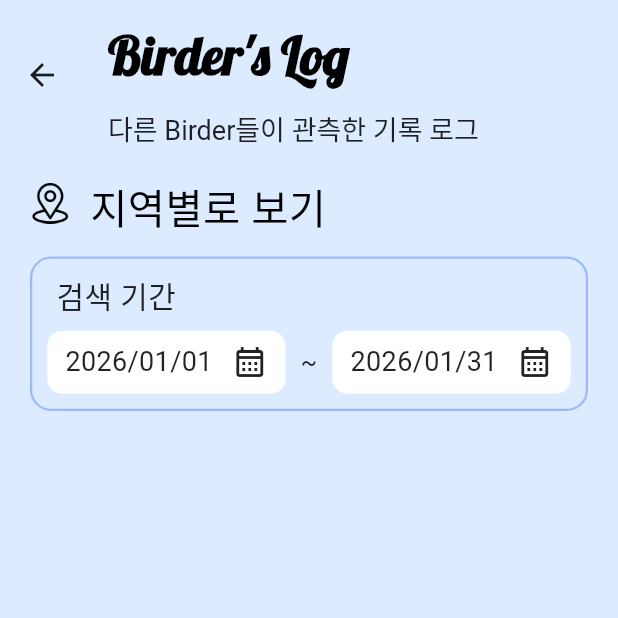
After one commit to jun-glitch/JL, a Flutter app: the BirdersLogArea screen opened directly, after a tap on "임시", on a phone screen of 412 x 824 dp, the top half of it. The commit adds this screen. Run offline on Flutter 3.47's test engine with Material 3 defaults, Android fonts, the phone set to English and light mode, and no system bars; our stand-ins replace dio, flutter_map, google_fonts, image_picker, latlong2, shared_preferences; missing offline and left inert: flutter_map_geojson; accounts and stored records are empty; Roboto replaces fonts that are missing (Jua).

Commit message:
지역별로 보기 결과화면 추가

```diff
--- a/birder_frontend/lib/screens/bird_tile.dart
+++ b/birder_frontend/lib/screens/bird_tile.dart
@@ -26,7 +26,7 @@ class BirdTile extends StatelessWidget {
             child: ClipRRect(
               borderRadius: BorderRadius.circular(8),
               child: Container(
-                color: Colors.grey.shade300, // ✅ 회색 상자
+                color: Colors.grey.shade300, // 회색 상자
                 alignment: Alignment.center,
                 child: canOpen
                     ? const Icon(Icons.check_circle_outline) // 발견 표시(선택)
--- a/birder_frontend/lib/screens/birders_log_area.dart
+++ b/birder_frontend/lib/screens/birders_log_area.dart
@@ -1,3 +1,4 @@
+import 'package:birder_frontend/screens/birders_log_area_result.dart';
 import 'package:dio/dio.dart';
 import 'package:flutter/material.dart';
 import 'package:google_fonts/google_fonts.dart';
@@ -129,7 +130,7 @@ class _BirdersLogAreaState extends State<BirdersLogArea> {
             crossAxisAlignment: CrossAxisAlignment.start,
             children: [
             Row(
-            mainAxisSize: MainAxisSize.min,
+            mainAxisSize: MainAxisSize.max,
             children: [
               Transform.translate(
                 offset: const Offset(0, -3),
@@ -151,8 +152,30 @@ class _BirdersLogAreaState extends State<BirdersLogArea> {
                   color: Colors.black,
                 ),
               ),
+              const Spacer(), // 임시 버튼 (DB + 로그 연결 후 삭제)
+              SizedBox(
+                height: 34,
+                child: ElevatedButton(
+                  style: ElevatedButton.styleFrom(
+                    padding: const EdgeInsets.symmetric(horizontal: 12),
+                    shape: RoundedRectangleBorder(
+                      borderRadius: BorderRadius.circular(10),
+                    ),
+                  ),
+                  onPressed: () {
+                    Navigator.of(context).push(
+                      MaterialPageRoute(builder: (_) => const BirdersLogAreaResult()),
+                    );
+                  },
+                  child: Text(
+                    '임시',
+                    style: GoogleFonts.jua(fontSize: 16),
+                  ),
+                ),
+              ),
             ],
           ),
+
 
               const SizedBox(height: 12),
 
--- /dev/null
+++ b/birder_frontend/lib/screens/birders_log_area_result.dart
@@ -0,0 +1,246 @@
+import 'package:flutter/material.dart';
+import 'package:flutter/services.dart' show rootBundle;
+import 'package:flutter_map/flutter_map.dart';
+import 'package:flutter_map_geojson/flutter_map_geojson.dart';
+import 'package:google_fonts/google_fonts.dart';
+import 'package:latlong2/latlong.dart';
+
+
+class BirdersLogAreaResult extends StatefulWidget {
+  const BirdersLogAreaResult({super.key});
+
+  @override
+  State<BirdersLogAreaResult> createState() => _BirdersLogAreaResultState();
+}
+
+class _BirdersLogAreaResultState extends State<BirdersLogAreaResult> {
+  final TextEditingController _searchCtrl = TextEditingController();
+
+  DateTime? _startDate;
+  DateTime? _endDate;
+
+  @override
+  void initState() {
+    super.initState();
+
+    final now = DateTime.now();
+    _startDate = DateTime(now.year, now.month, 1);
+    _endDate = DateTime(now.year, now.month + 1, 0); // 이번 달 마지막 날
+
+  }
+
+  String _fmt(DateTime d) {
+    final y = d.year.toString().padLeft(4, '0');
+    final m = d.month.toString().padLeft(2, '0');
+    final day = d.day.toString().padLeft(2, '0');
+    return '$y/$m/$day';
+  }
+
+  String _resolveSpeciesName(BuildContext context) {
+
+    // 이전 화면에서 arguments로 넘겨준 값 사용
+    final args = ModalRoute.of(context)?.settings.arguments;
+    if (args is String && args.trim().isNotEmpty) return args.trim();
+
+    // 임시 기본값
+    return '도요새';
+  }
+
+  Future<void> _pickStartDate() async {
+    final now = DateTime.now();
+    final picked = await showDatePicker(
+      context: context,
+      initialDate: _startDate ?? now,
+      firstDate: DateTime(2000, 1, 1),
+      lastDate: DateTime(2100, 12, 31),
+    );
+    if (picked == null) return;
+
+    setState(() {
+      _startDate = picked;
+      // 시작일이 끝일보다 뒤면 끝일도 시작일로 맞춤
+      if (_endDate != null && _endDate!.isBefore(picked)) {
+        _endDate = picked;
+      }
+    });
+  }
+
+  Future<void> _pickEndDate() async {
+    final now = DateTime.now();
+    final picked = await showDatePicker(
+      context: context,
+      initialDate: _endDate ?? now,
+      firstDate: DateTime(2000, 1, 1),
+      lastDate: DateTime(2100, 12, 31),
+    );
+    if (picked == null) return;
+
+    setState(() {
+      final start = _startDate;
+      // 끝일이 시작일보다 앞이면 시작일로 맞춤
+      _endDate = (start != null && picked.isBefore(start)) ? start : picked;
+    });
+  }
+
+  Widget _dateField({
+    required String text,
+    required VoidCallback onTap,
+  }) {
+    return InkWell(
+      onTap: onTap,
+      borderRadius: BorderRadius.circular(10),
+      child: Container(
+        height: 42,
+        padding: const EdgeInsets.symmetric(horizontal: 12),
+        decoration: BoxDecoration(
+          color: Colors.white,
+          borderRadius: BorderRadius.circular(10),
+        ),
+        child: Row(
+          children: [
+            Expanded(
+              child: Text(
+                text,
+                style: GoogleFonts.jua(fontSize: 18, color: Colors.black87),
+              ),
+            ),
+            const Icon(Icons.calendar_month_outlined, size: 24),
+          ],
+        ),
+      ),
+    );
+  }
+
+  @override
+  Widget build(BuildContext context) {
+    const sky = Color(0xFFDCEBFF);
+
+    return Scaffold(
+      backgroundColor: sky, // 화면 배경색
+      appBar: AppBar(
+        backgroundColor: sky,
+        elevation: 0,
+        toolbarHeight: 100,
+        title: Column(
+          crossAxisAlignment: CrossAxisAlignment.start,
+          mainAxisSize: MainAxisSize.min,
+          children: [
+            Text(
+              'Birder\'s Log',
+              style: GoogleFonts.lobster(
+                fontSize: 35,
+                fontWeight: FontWeight.bold,
+                color: Colors.black,
+                height: 2.0, // 줄간격
+              ),
+            ),
+            const SizedBox(height: 2),
+            Text(
+              '다른 Birder들이 관측한 기록 로그',
+              style: GoogleFonts.jua(
+                fontSize: 18,
+                color: Colors.black87,
+              ),
+            ),
+          ],
+        ),
+      ),
+
+      body: SafeArea(
+        top: false,
+        child: Padding(
+          padding: const EdgeInsets.symmetric(horizontal: 20, vertical: 18),
+          child: Column(
+            crossAxisAlignment: CrossAxisAlignment.start,
+            children: [
+              Row(
+                mainAxisSize: MainAxisSize.min,
+                children: [
+                  Transform.translate(
+                    offset: const Offset(0, -3),
+                    child: Image.asset(
+                      'assets/images/location.png',
+                      width: 27,
+                      height: 27,
+                      fit: BoxFit.contain,
+                    ),
+                  ),
+
+                  const SizedBox(width: 13),
+                  Text(
+                    '지역별로 보기',
+                    style: GoogleFonts.jua(
+                      fontSize: 27,
+                      fontWeight: FontWeight.w400,
+                      color: Colors.black,
+                    ),
+                  ),
+                ],
+              ),
+
+              const SizedBox(height: 12),
+
+              // 날짜 선택 달력칸
+              Container(
+                padding: const EdgeInsets.all(10),
+                decoration: BoxDecoration(
+                  borderRadius: BorderRadius.circular(14),
+                  border: Border.all(
+                    color: const Color(0xFF9CB9F9),
+                    width: 1.5,
+                  ),
+                ),
+                child: Column(
+                  crossAxisAlignment: CrossAxisAlignment.start,
+                  children: [
+                    Padding(
+                      padding: const EdgeInsets.only(left: 6),
+                      child: Text(
+                        '검색 기간',
+                        style: GoogleFonts.jua(
+                          fontSize: 20,
+                          color: Colors.black87,
+                        ),
+                      ),
+                    ),
+                    const SizedBox(height: 8),
+                    Row(
+                      children: [
+                        Expanded(
+                          child: _dateField(
+                            text: _startDate == null
+                                ? '시작일'
+                                : _fmt(_startDate!),
+                            onTap: _pickStartDate,
+                          ),
+                        ),
+                        const SizedBox(width: 10),
+                        Text(
+                          '~',
+                          style: GoogleFonts.jua(fontSize: 16),
+                        ),
+                        const SizedBox(width: 10),
+                        Expanded(
+                          child: _dateField(
+                            text: _endDate == null ? '종료일' : _fmt(_endDate!),
+                            onTap: _pickEndDate,
+                          ),
+                        ),
+                      ],
+                    ),
+                  ],
+                ),
+              ),
+              const SizedBox(height: 16),
+
+
+
+
+            ],
+          ),
+        ),
+      ),
+    );
+  }
+
+}
--- a/birder_frontend/lib/screens/birders_log_main.dart
+++ b/birder_frontend/lib/screens/birders_log_main.dart
@@ -42,7 +42,9 @@ class _BirdersLogMainState extends State<BirdersLogMain> {
             const SizedBox(height: 2),
             Text(
               '다른 Birder들이 관측한 기록 로그',
-              style: GoogleFonts.jua(
+              style: TextStyle(
+                fontFamily: 'NotoSansKR',
+                fontWeight: FontWeight.w700,
                 fontSize: 18,
                 color: Colors.black87,
               ),
@@ -140,7 +142,9 @@ class _MenuCardButton extends StatelessWidget {
             const SizedBox(height: 10),
             Text(
               label,
-              style: GoogleFonts.jua(
+              style: TextStyle(
+                fontFamily: 'NotoSansKR',
+                fontWeight: FontWeight.w500,
                 fontSize: 25,
                 color: Colors.black,
               ),
```
